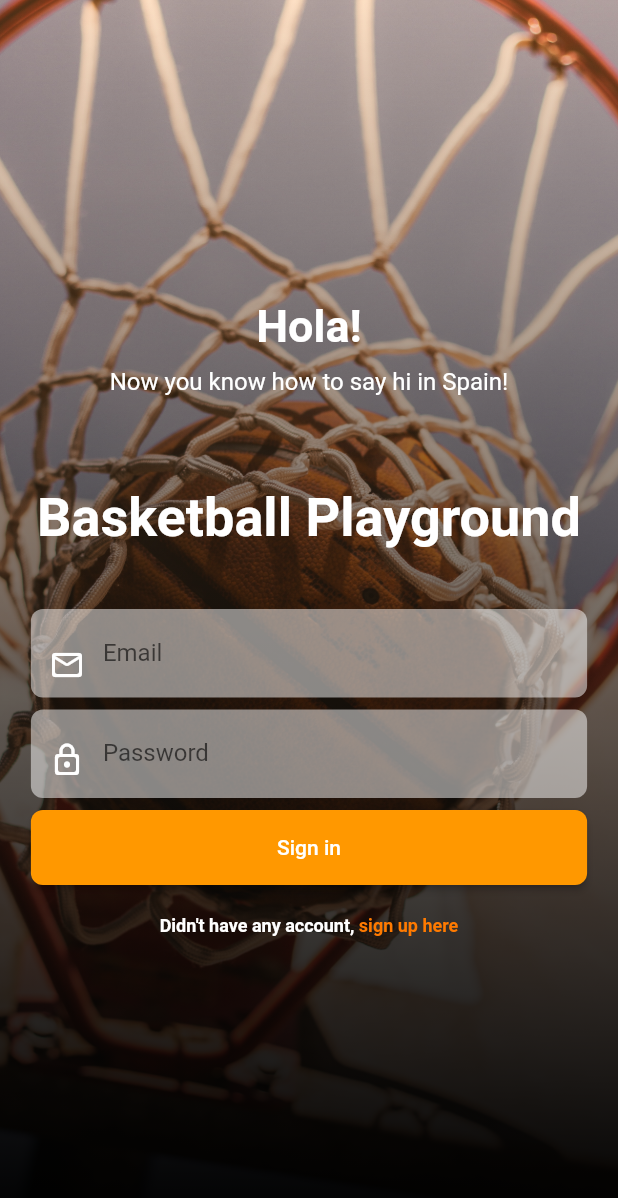
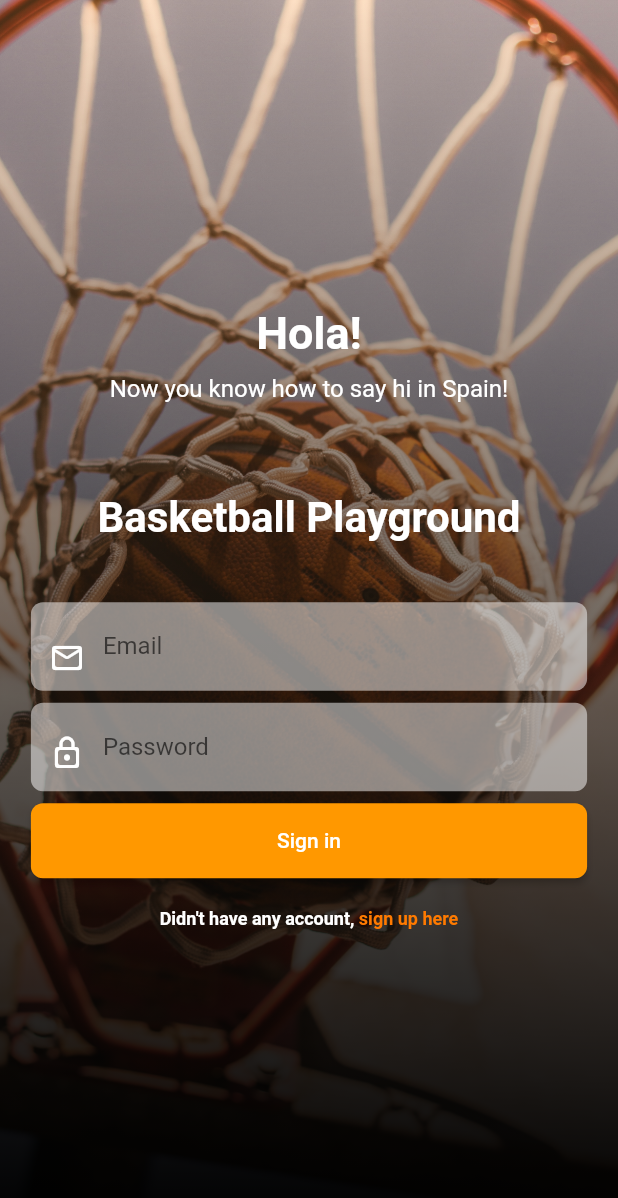
Before and after one commit to truongquangtan/booking_mobile_app, a Flutter app: the screen it shows after launch, on a phone screen of 412 x 824 dp. Shown: the top 1198 px of the screen. Run offline on Flutter 3.47's test engine with Material 2 defaults, Android fonts, the phone set to English and light mode, and no system bars; our stand-ins replace bloc, equatable, flutter_bloc, flutter_datetime_picker, flutter_rating_bar, flutter_secure_storage and 3 more; missing offline and left inert: dart_jsonwebtoken, flutter_bcrypt.

Commit message:
resize text

```diff
--- a/lib/widgets/pages/login.dart
+++ b/lib/widgets/pages/login.dart
@@ -114,7 +114,7 @@ class LoginScreen extends StatelessWidget {
                           text: 'Basketball Playground',
                           style: TextStyle(
                               fontWeight: FontWeight.bold,
-                              fontSize: 36,
+                              fontSize: 28,
                               color: Colors.white)),
                     ],
                   ),
--- a/lib/widgets/pages/signup.dart
+++ b/lib/widgets/pages/signup.dart
@@ -72,7 +72,7 @@ class SignupScreen extends StatelessWidget {
                               text: 'Basketball Playground',
                               style: TextStyle(
                                   fontWeight: FontWeight.bold,
-                                  fontSize: 36,
+                                  fontSize: 28,
                                   color: Colors.white)),
                         ],
                       ),
```
